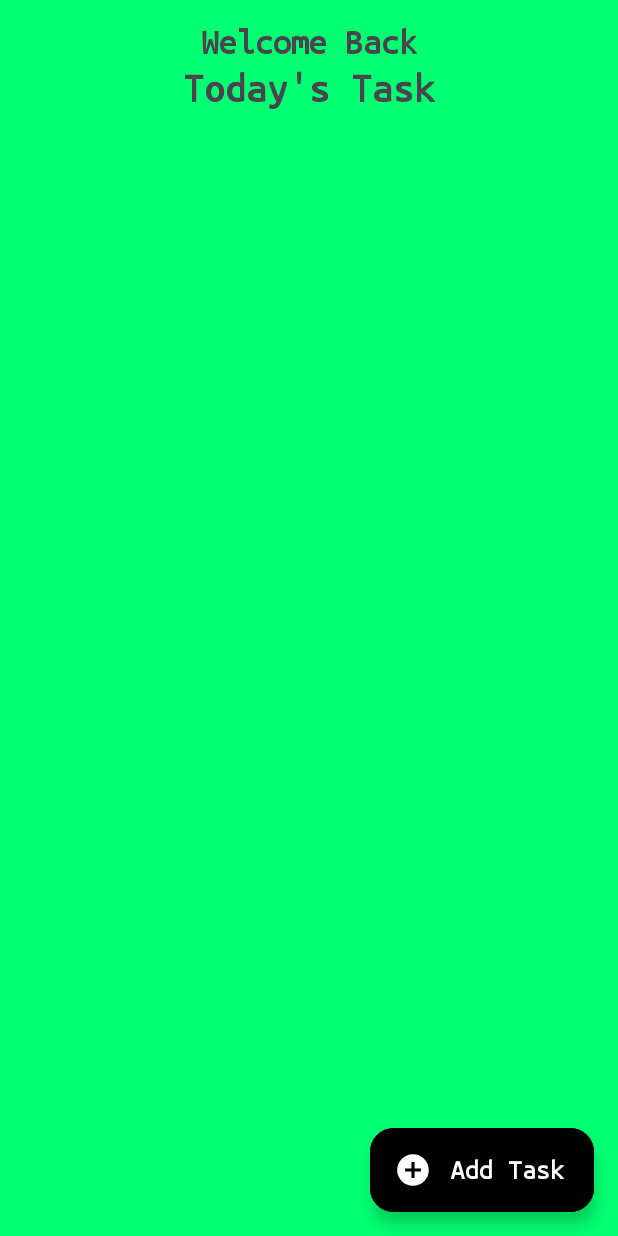
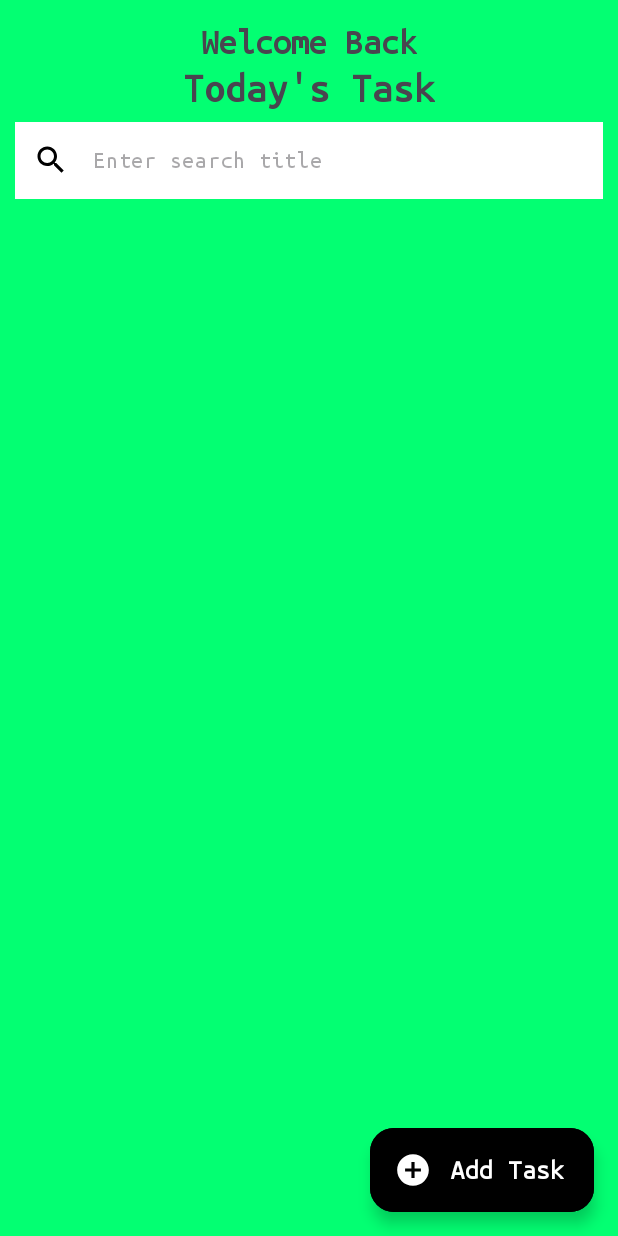
Before and after one commit to Coding-Meet/Todo-App, an Android app: the screen it shows after launch (MainActivity), on a phone screen of 412 x 824 dp. Run offline under Robolectric (Android 15) with nearby library versions, the phone set to English and light mode, and no system bars; our stand-ins replace Room's generated code.

Commit message:
search task in edit text

```diff
--- a/app/src/main/java/com/coding/meet/todo_app/MainActivity.kt
+++ b/app/src/main/java/com/coding/meet/todo_app/MainActivity.kt
@@ -5,11 +5,14 @@ import android.os.Bundle
 import android.text.Editable
 import android.text.TextWatcher
 import android.util.Log
+import android.view.inputmethod.EditorInfo
 import android.widget.Button
 import android.widget.ImageView
 import androidx.appcompat.app.AppCompatActivity
+import androidx.core.widget.addTextChangedListener
 import androidx.lifecycle.ViewModelProvider
 import androidx.recyclerview.widget.RecyclerView
+import androidx.room.Query
 import com.coding.meet.todo_app.adapters.TaskRVVBListAdapter
 import com.coding.meet.todo_app.databinding.ActivityMainBinding
 import com.coding.meet.todo_app.models.Task
@@ -196,6 +199,33 @@ class MainActivity : AppCompatActivity() {
         callGetTaskList(taskRVVBListAdapter)
         taskViewModel.getTaskList()
         statusCallback()
+
+        callSearch()
+
+    }
+
+    private fun callSearch() {
+        mainBinding.edSearch.addTextChangedListener(object : TextWatcher{
+            override fun beforeTextChanged(p0: CharSequence?, p1: Int, p2: Int, p3: Int) {}
+
+            override fun onTextChanged(p0: CharSequence?, p1: Int, p2: Int, p3: Int) {}
+
+            override fun afterTextChanged(query: Editable) {
+                if (query.toString().isNotEmpty()){
+                    taskViewModel.searchTaskList(query.toString())
+                }else{
+                    taskViewModel.getTaskList()
+                }
+            }
+        })
+
+        mainBinding.edSearch.setOnEditorActionListener{ v, actionId, event ->
+            if (actionId == EditorInfo.IME_ACTION_SEARCH){
+                hideKeyBoard(v)
+                return@setOnEditorActionListener true
+            }
+            false
+        }
     }
 
     private fun statusCallback() {
--- a/app/src/main/java/com/coding/meet/todo_app/dao/TaskDao.kt
+++ b/app/src/main/java/com/coding/meet/todo_app/dao/TaskDao.kt
@@ -33,4 +33,6 @@ interface TaskDao {
     suspend fun updateTaskPaticularField(taskId:String,title:String,description:String): Int
 
 
+    @Query("SELECT * FROM Task WHERE taskTitle LIKE :query ORDER BY date DESC")
+    fun searchTaskList(query: String) : Flow<List<Task>>
 }
--- a/app/src/main/java/com/coding/meet/todo_app/viewmodels/TaskViewModel.kt
+++ b/app/src/main/java/com/coding/meet/todo_app/viewmodels/TaskViewModel.kt
@@ -3,6 +3,7 @@ package com.coding.meet.todo_app.viewmodels
 import android.app.Application
 import androidx.lifecycle.AndroidViewModel
 import androidx.lifecycle.MutableLiveData
+import androidx.room.Query
 import com.coding.meet.todo_app.models.Task
 import com.coding.meet.todo_app.repository.TaskRepository
 import com.coding.meet.todo_app.utils.Resource
@@ -36,4 +37,7 @@ class TaskViewModel(application: Application) : AndroidViewModel(application) {
     fun updateTaskPaticularField(taskId: String,title:String,description:String) {
         taskRepository.updateTaskPaticularField(taskId, title, description)
     }
+    fun searchTaskList(query: String){
+        taskRepository.searchTaskList(query)
+    }
 }
--- /dev/null
+++ b/app/src/main/res/drawable/ic_search.xml
@@ -0,0 +1,5 @@
+<vector android:height="24dp" android:tint="#000000"
+    android:viewportHeight="24" android:viewportWidth="24"
+    android:width="24dp" xmlns:android="http://schemas.android.com/apk/res/android">
+    <path android:fillColor="@android:color/white" android:pathData="M15.5,14h-0.79l-0.28,-0.27C15.41,12.59 16,11.11 16,9.5 16,5.91 13.09,3 9.5,3S3,5.91 3,9.5 5.91,16 9.5,16c1.61,0 3.09,-0.59 4.23,-1.57l0.27,0.28v0.79l5,4.99L20.49,19l-4.99,-5zM9.5,14C7.01,14 5,11.99 5,9.5S7.01,5 9.5,5 14,7.01 14,9.5 11.99,14 9.5,14z"/>
+</vector>
--- a/app/src/main/res/layout/activity_main.xml
+++ b/app/src/main/res/layout/activity_main.xml
@@ -30,9 +30,33 @@
             android:textSize="28sp"
             android:textStyle="bold" />
 
+
+        <com.google.android.material.textfield.TextInputLayout
+            style="@style/SearchInputLayout"
+            android:id="@+id/edSearchL"
+            android:layout_width="match_parent"
+            android:layout_height="wrap_content"
+            android:layout_marginTop="8dp"
+            android:layout_marginHorizontal="10dp"
+            app:startIconDrawable="@drawable/ic_search"
+            app:errorEnabled="false"
+            app:hintEnabled="false">
+
+            <com.google.android.material.textfield.TextInputEditText
+                android:id="@+id/edSearch"
+                android:layout_width="match_parent"
+                android:layout_height="wrap_content"
+                android:background="@color/white"
+                android:hint="Enter search title"
+                android:imeOptions="actionSearch"
+                android:inputType="text" />
+
+        </com.google.android.material.textfield.TextInputLayout>
+
+
         <androidx.recyclerview.widget.RecyclerView
             android:id="@+id/taskRV"
-            android:layout_marginTop="4dp"
+            android:layout_marginTop="8dp"
             android:layout_width="match_parent"
             android:layout_height="match_parent"
             android:clipToPadding="false"
--- a/app/src/main/res/values/themes.xml
+++ b/app/src/main/res/values/themes.xml
@@ -28,7 +28,14 @@
         <item name="android:textCursorDrawable">@color/black</item>
         <item name="startIconTint">@color/black</item>
     </style>
-
+    <style name="SearchInputLayout" parent="">
+        <item name="endIconMode">clear_text</item>
+        <item name="errorIconDrawable">@null</item>
+        <item name="errorEnabled">true</item>
+        <item name="android:textColor">@color/black</item>
+        <item name="android:textCursorDrawable">@color/black</item>
+        <item name="startIconTint">@color/black</item>
+    </style>
     <style name="Widget.App.Button.Fill" parent="Widget.Material3.Button">
         <item name="shapeAppearance">@style/CutShape</item>
     </style>
```
Also changed, not shown: app/src/main/java/com/coding/meet/todo_app/repository/TaskRepository.kt (+13 -0 lines).
